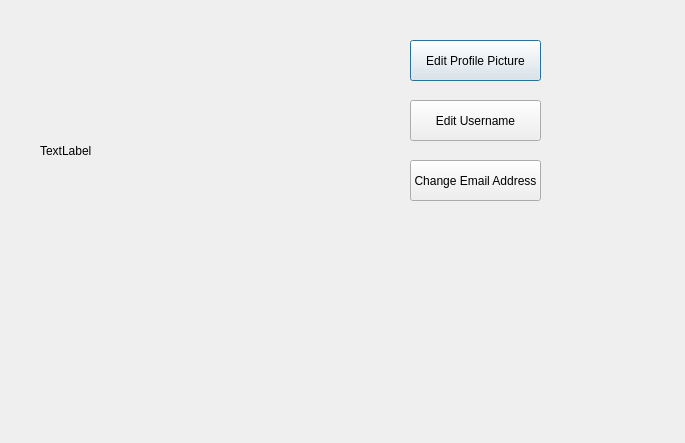
This is concurrentTextEditor/accountsettings.ui in scottiexdev/concurrentTextEditor as Qt 5 draws it before an edit. The edited form follows.
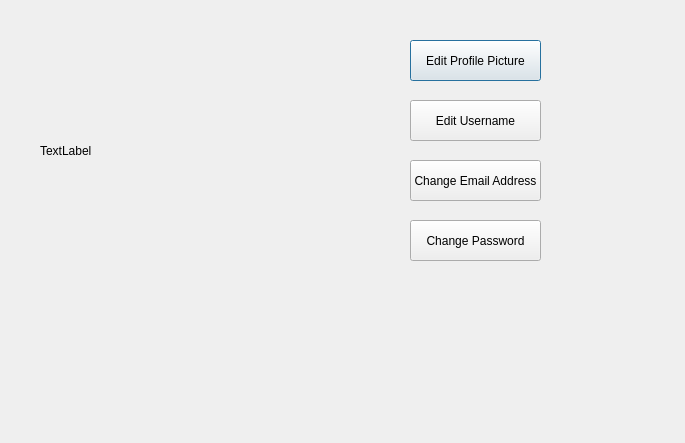
This is the edited form.

Diff of the .ui file:
```diff
--- a/concurrentTextEditor/accountsettings.ui
+++ b/concurrentTextEditor/accountsettings.ui
@@ -78,6 +78,19 @@
     <string/>
    </property>
   </widget>
+  <widget class="QPushButton" name="pushButton_PWD">
+   <property name="geometry">
+    <rect>
+     <x>410</x>
+     <y>220</y>
+     <width>131</width>
+     <height>41</height>
+    </rect>
+   </property>
+   <property name="text">
+    <string>Change Password</string>
+   </property>
+  </widget>
  </widget>
  <resources/>
  <connections/>
```
